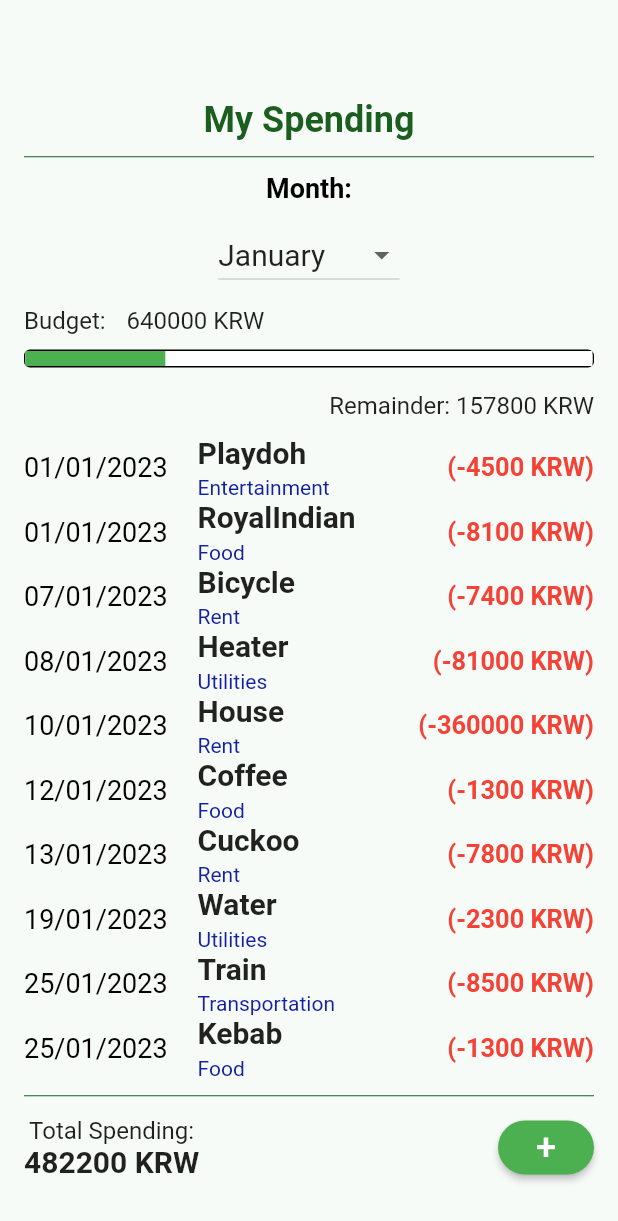
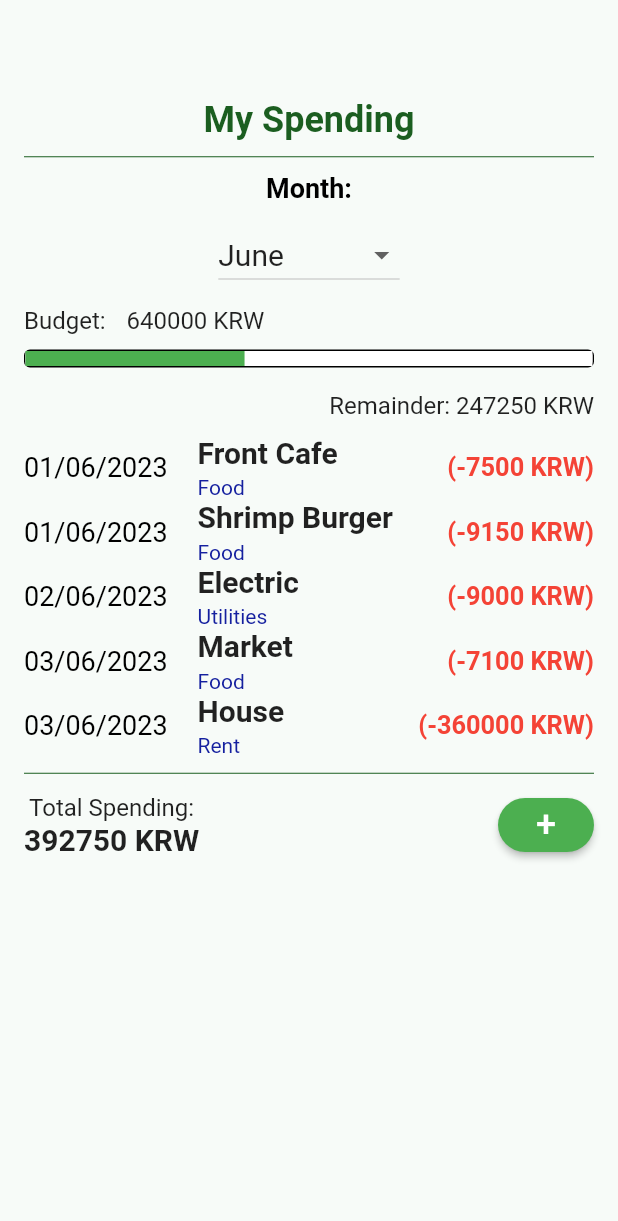
Before and after one commit to adlanrashdan/BudgetKU_app, a Flutter app: the MySpendingPage screen opened directly, on a phone screen of 412 x 824 dp. Shown: the top 1221 px of the screen. Run offline on Flutter 3.47's test engine with Material 2 defaults, Android fonts, the phone set to English and light mode, and no system bars; our stand-ins replace pie_chart.

Commit message:
set to june, edit font size

```diff
--- a/lib/main.dart
+++ b/lib/main.dart
@@ -530,7 +530,7 @@ class _MyProfileState extends State<MyProfile> {
 
   @override
   Widget build(BuildContext context) {
-    final userNow = userList[2];
+    final userNow = userList[1];
     return Scaffold(
         body: Container(
             width: double
@@ -741,7 +741,7 @@ class MyExpensePage extends StatefulWidget {
 }
 
 class _MyExpensePageState extends State<MyExpensePage> {
-  String dropdownValue = 'January'; // Default dropdown value
+  String dropdownValue = 'June'; // Default dropdown value
   final Map<String, Map<String, double>> expenseData = {
     'January': {
       "Rent": 367800,
@@ -994,7 +994,7 @@ class MySpendingPage extends StatefulWidget {
 }
 
 class _MySpendingPageState extends State<MySpendingPage> {
-  String dropdownValue = 'January';
+  String dropdownValue = 'June';
   double totalSpend = 0;
   double budget = 1000000;
   Months thisMonth = jan;
@@ -1331,7 +1331,7 @@ class _MySpendingPageState extends State<MySpendingPage> {
                             style: TextStyle(
                               color: Colors.red,
                               fontWeight: FontWeight.bold,
-                              fontSize: 16,
+                              fontSize: 13,
                             ),
                           ),
                         ),
@@ -1819,7 +1819,7 @@ class MyDebtPage extends StatefulWidget {
 }
 
 class _MyDebtPageState extends State<MyDebtPage> {
-  String dropdownValue = 'January';
+  String dropdownValue = 'June';
   List<TableRow> tableRows = [];
   List<TableRow> paidTableRows = [];
   List<TableRow> nonPaidTableRows = [];
@@ -2356,7 +2356,7 @@ class _MyDebtPageState extends State<MyDebtPage> {
                                                   ? Colors.green
                                                   : Colors.red,
                                               fontWeight: FontWeight.bold,
-                                              fontSize: 16,
+                                              fontSize: 13,
                                             ),
                                           ),
                                         ),
@@ -2368,7 +2368,7 @@ class _MyDebtPageState extends State<MyDebtPage> {
                                             textScaleFactor: 1.5,
                                             style: TextStyle(
                                               fontWeight: FontWeight.bold,
-                                              fontSize: 13,
+                                              fontSize: 12,
                                             ),
                                           ),
                                           SizedBox(height: 4),
```
